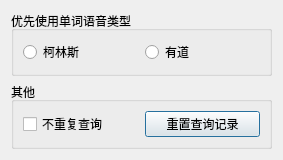
This is designer/config.ui in jn7163/YoudaoCollins as Qt 5 draws it before an edit. The edited form follows.
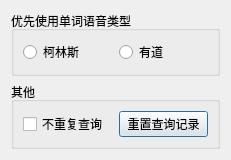
This is the edited form.

```diff
--- a/designer/config.ui
+++ b/designer/config.ui
@@ -6,8 +6,8 @@
    <rect>
     <x>0</x>
     <y>0</y>
-    <width>283</width>
-    <height>157</height>
+       <width>231</width>
+       <height>137</height>
    </rect>
   </property>
   <property name="windowTitle">
```
Left out of the diff: 42 changed lines with no effect on the pictures.
